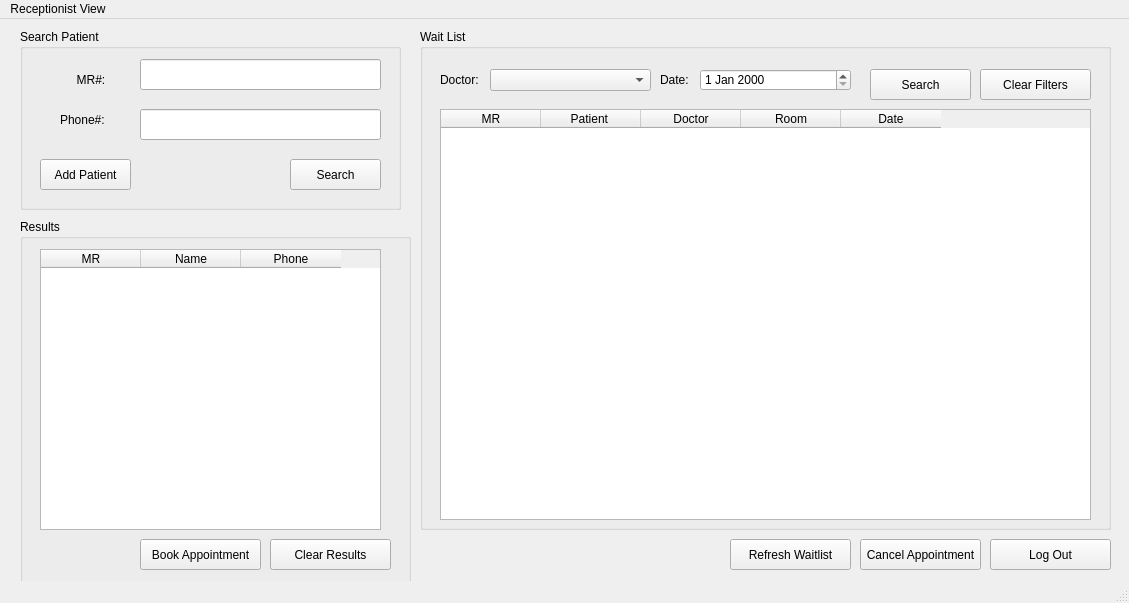
Before: the Qt Designer form Screens/Receptionist MainMenu.ui in RaahimHash/DBMS-Project-UHU-Clinic, drawn with Qt 5.
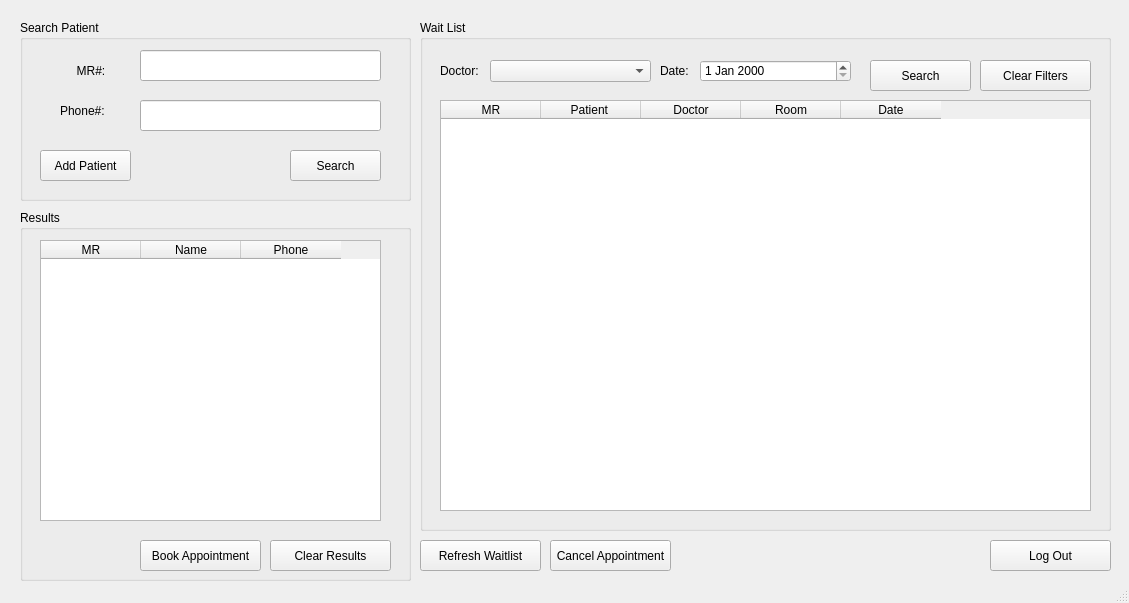
After: the same form once the commit is applied.

The edit to the form file:
```diff
--- a/Screens/Receptionist MainMenu.ui
+++ b/Screens/Receptionist MainMenu.ui
@@ -18,8 +18,8 @@
     <property name="geometry">
      <rect>
       <x>20</x>
-      <y>10</y>
-      <width>381</width>
+      <y>20</y>
+      <width>391</width>
       <height>181</height>
      </rect>
     </property>
@@ -109,9 +109,9 @@
     <property name="geometry">
      <rect>
       <x>420</x>
-      <y>10</y>
+      <y>20</y>
       <width>691</width>
-      <height>501</height>
+      <height>511</height>
      </rect>
     </property>
     <property name="title">
@@ -229,7 +229,7 @@
     <property name="geometry">
      <rect>
       <x>20</x>
-      <y>200</y>
+      <y>210</y>
       <width>391</width>
       <height>371</height>
      </rect>
@@ -266,7 +266,7 @@
      <property name="geometry">
       <rect>
        <x>120</x>
-       <y>320</y>
+       <y>330</y>
        <width>121</width>
        <height>31</height>
       </rect>
@@ -279,7 +279,7 @@
      <property name="geometry">
       <rect>
        <x>250</x>
-       <y>320</y>
+       <y>330</y>
        <width>121</width>
        <height>31</height>
       </rect>
@@ -292,8 +292,8 @@
    <widget class="QPushButton" name="pushCancel">
     <property name="geometry">
      <rect>
-      <x>860</x>
-      <y>520</y>
+      <x>550</x>
+      <y>540</y>
       <width>121</width>
       <height>31</height>
      </rect>
@@ -305,8 +305,8 @@
    <widget class="QPushButton" name="pushRefreshWaitlist">
     <property name="geometry">
      <rect>
-      <x>730</x>
-      <y>520</y>
+      <x>420</x>
+      <y>540</y>
       <width>121</width>
       <height>31</height>
      </rect>
@@ -319,7 +319,7 @@
     <property name="geometry">
      <rect>
       <x>990</x>
-      <y>520</y>
+      <y>540</y>
       <width>121</width>
       <height>31</height>
      </rect>
@@ -329,22 +329,6 @@
     </property>
    </widget>
   </widget>
-  <widget class="QMenuBar" name="menubar">
-   <property name="geometry">
-    <rect>
-     <x>0</x>
-     <y>0</y>
-     <width>1129</width>
-     <height>21</height>
-    </rect>
-   </property>
-   <widget class="QMenu" name="menuScreen1">
-    <property name="title">
-     <string>Receptionist View</string>
-    </property>
-   </widget>
-   <addaction name="menuScreen1"/>
-  </widget>
   <widget class="QStatusBar" name="statusbar"/>
  </widget>
  <resources/>
```
Left out of the diff: 3 changed lines with no effect on the pictures.
